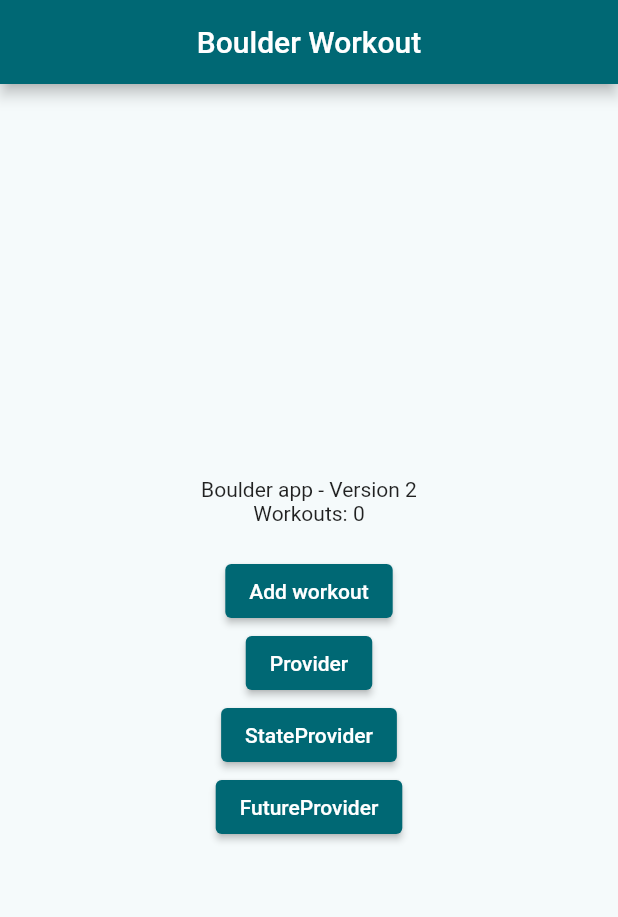
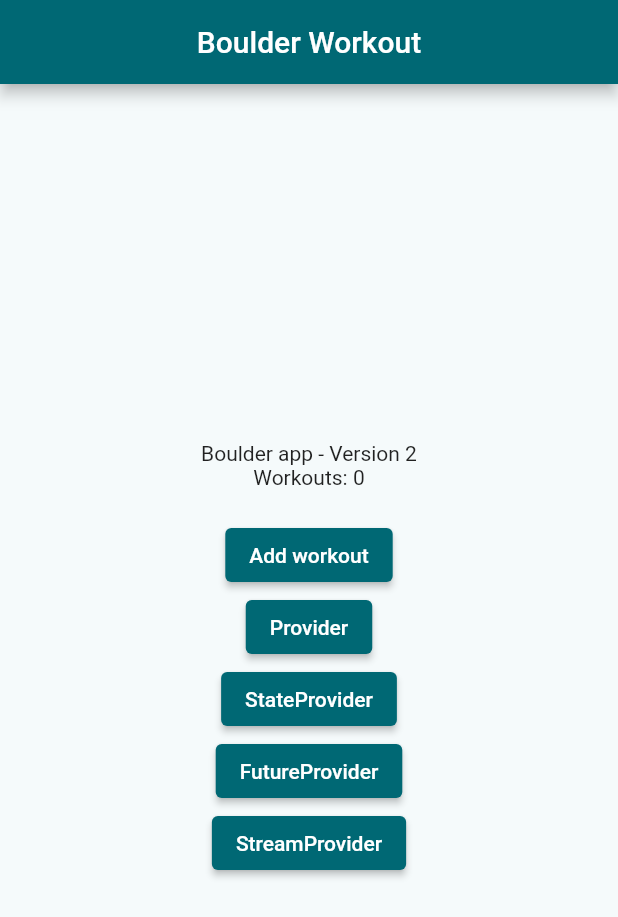
Before and after one commit to chrisjung01/boulder_app, a Flutter app: the screen it shows after launch, on a phone screen of 412 x 824 dp. Shown: the top 917 px of the screen. Run offline on Flutter 3.47's test engine with Material 2 defaults, Android fonts, the phone set to English and light mode, and no system bars; our stand-ins replace dio, flutter_riverpod, go_router.

Commit message:
Add StreamProvider

```diff
--- a/lib/home/home_screen.dart
+++ b/lib/home/home_screen.dart
@@ -35,6 +35,7 @@ class HomeScreen extends StatelessWidget {
                 const ProviderButton(),
                 const StateProvider(),
                 const FutureProviderButton(),
+                const StreamProviderButton(),
               ],
             ),
           ),
@@ -100,3 +101,19 @@ class FutureProviderButton extends StatelessWidget {
     );
   }
 }
+
+class StreamProviderButton extends StatelessWidget {
+  const StreamProviderButton({
+    super.key,
+  });
+
+  @override
+  Widget build(BuildContext context) {
+    return ElevatedButton(
+      onPressed: () {
+        context.pushNamed(RouterNames.streamProvider);
+      },
+      child: const Text('StreamProvider'),
+    );
+  }
+}
--- a/lib/router/router.dart
+++ b/lib/router/router.dart
@@ -7,6 +7,7 @@ import 'package:go_router/go_router.dart';
 
 import '../home/home_screen.dart';
 import '../stateprovider/state_provider_screen.dart';
+import '../streamprovider/stream_provider_screen.dart';
 
 final GoRouter router = GoRouter(
   routes: <RouteBase>[
@@ -34,6 +35,11 @@ final GoRouter router = GoRouter(
       path: RouterPaths.futureProvider,
       builder: (context, state) => const FutureProviderScreen(),
       name: RouterNames.futureProvider,
+    ),
+    GoRoute(
+      path: RouterPaths.streamProvider,
+      builder: (context, state) => const StreamProviderScreen(),
+      name: RouterNames.streamProvider,
     )
   ],
 );
--- a/lib/router/router_names.dart
+++ b/lib/router/router_names.dart
@@ -6,4 +6,5 @@ class RouterNames {
   static const provider = 'provider';
   static const stateProvider = 'stateProvider';
   static const futureProvider = 'futureProvider';
+  static const streamProvider = 'streamProvider';
 }
--- a/lib/router/router_paths.dart
+++ b/lib/router/router_paths.dart
@@ -6,4 +6,5 @@ class RouterPaths {
   static const provider = '/provider';
   static const stateProvider = '/stateprovider';
   static const futureProvider = '/futureprovider';
+  static const streamProvider = '/streamprovider';
 }
```
Also changed, not shown: lib/streamprovider/service/stream_service.dart (added, +14 -0 lines), lib/streamprovider/stream_provider_screen.dart (added, +41 -0 lines), lib/streamprovider/stream_provider.dart (added).
